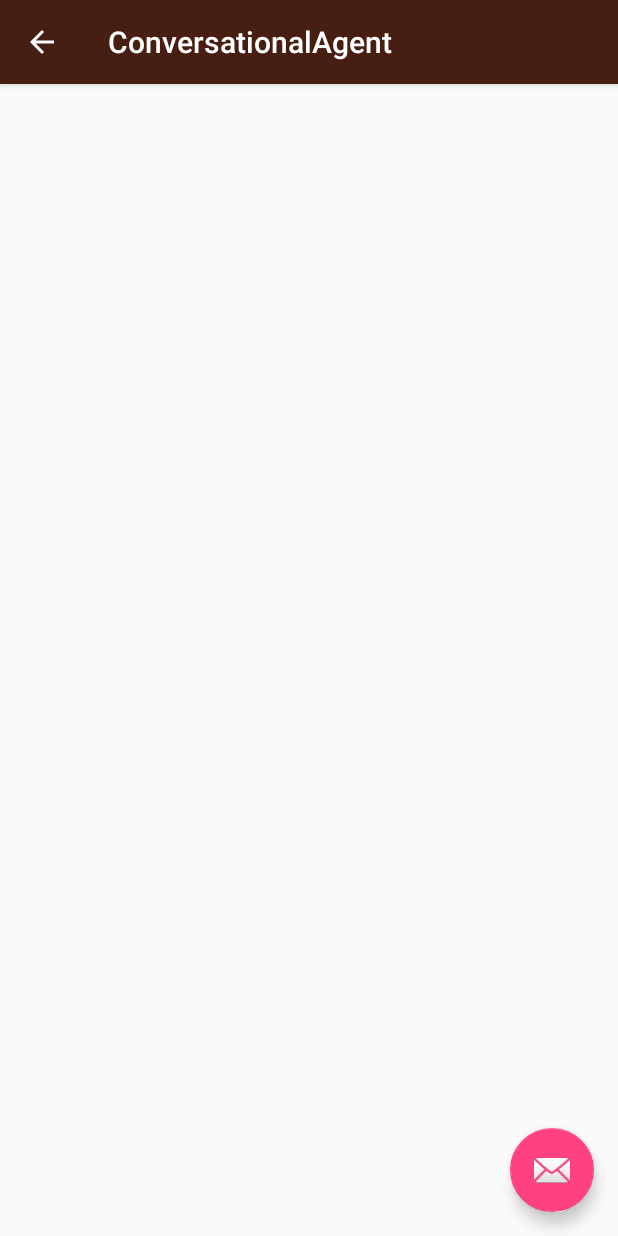
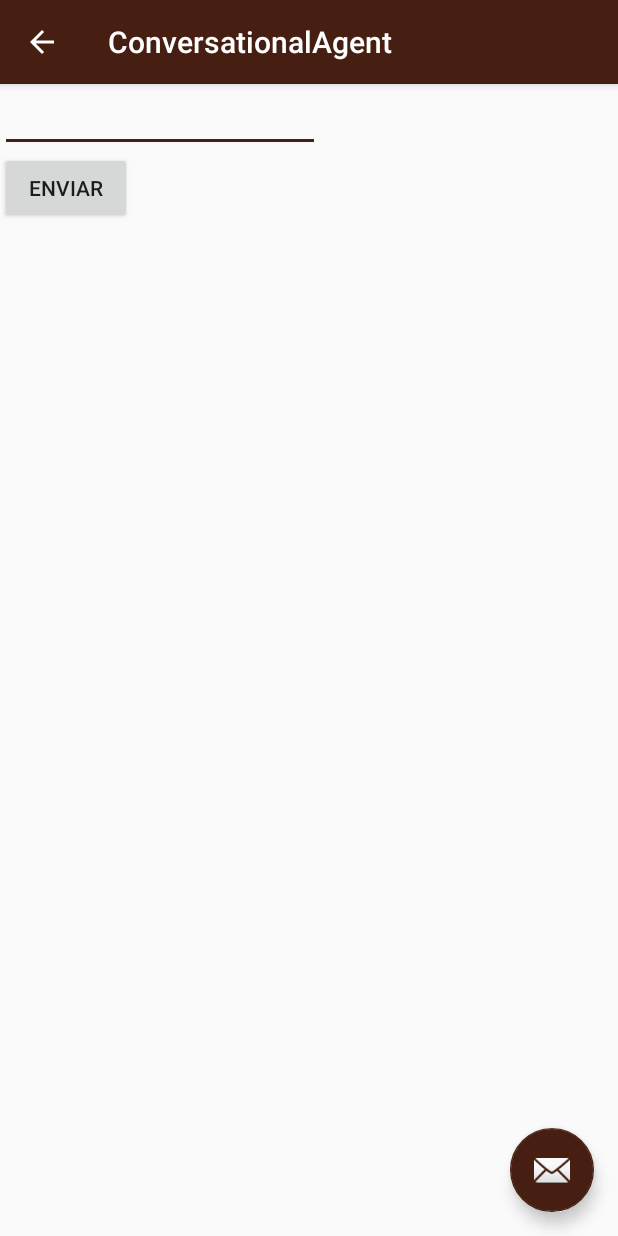
Before and after one commit to francaracuel/UGR-GII-CCIA-4-NPI-Nuevos_Paradigmas_de_Interaccion-17-18-Practicas, an Android app: the ConversationalAgentActivity screen opened directly, with no data from a screen before it, on a phone screen of 412 x 824 dp. Run offline under Robolectric (Android 15) with nearby library versions, the phone set to English and light mode, and no system bars; libraries missing offline, so code that uses them is left out: ai.api, ai.api.android, ai.api.model; 5 statements that could not run were skipped.

Commit message:
Añadido un EditText para probar el Agente

```diff
--- a/NPI-1718-jf/app/src/main/java/com/npi_jf/npi_1718_jf/ConversationalAgentActivity.java
+++ b/NPI-1718-jf/app/src/main/java/com/npi_jf/npi_1718_jf/ConversationalAgentActivity.java
@@ -23,6 +23,7 @@ import android.support.design.widget.Snackbar;
 import android.support.v7.app.AppCompatActivity;
 import android.support.v7.widget.Toolbar;
 import android.view.View;
+import android.widget.EditText;
 import android.widget.Toast;
 
 public class ConversationalAgentActivity extends AppCompatActivity implements TaskCompleted{
@@ -63,7 +64,7 @@ public class ConversationalAgentActivity extends AppCompatActivity implements Ta
         // BORRAR DE AQUI
         // Cuando se quiera enviar una petición al Agente se hace a través de la siguiente instrucción.
         // La respuesta se recibe en el método onTaskComplete(String)
-        ca.execQuery("Hello");
+        //ca.execQuery("Hi");
         ////////////////////////////////////////////////////////////////////////////////////////////
 
     }
@@ -83,4 +84,14 @@ public class ConversationalAgentActivity extends AppCompatActivity implements Ta
         toast.show();
 
     }
+
+    public void query(View view){
+
+        EditText text = (EditText)findViewById(R.id.query);
+        String value = text.getText().toString();
+
+        ca.execQuery(value);
+
+    }
+
 }
--- a/NPI-1718-jf/app/src/main/res/layout/content_conversational_agent.xml
+++ b/NPI-1718-jf/app/src/main/res/layout/content_conversational_agent.xml
@@ -8,4 +8,30 @@
     tools:context="com.npi_jf.npi_1718_jf.ConversationalAgentActivity"
     tools:showIn="@layout/activity_conversational_agent">
 
+    <LinearLayout
+        android:layout_width="368dp"
+        android:layout_height="495dp"
+        android:orientation="vertical"
+        tools:layout_editor_absoluteY="8dp"
+        tools:layout_editor_absoluteX="8dp">
+
+        <EditText
+            android:id="@+id/query"
+            android:layout_width="wrap_content"
+            android:layout_height="wrap_content"
+            android:ems="10"
+            android:inputType="textPersonName"
+            tools:layout_editor_absoluteX="-57dp"
+            tools:layout_editor_absoluteY="41dp" />
+
+        <Button
+            android:id="@+id/button"
+            android:layout_width="wrap_content"
+            android:layout_height="wrap_content"
+            android:onClick="query"
+            android:text="Enviar"
+            tools:layout_editor_absoluteX="-26dp"
+            tools:layout_editor_absoluteY="120dp" />
+
+    </LinearLayout>
 </android.support.constraint.ConstraintLayout>
--- a/NPI-1718-jf/app/src/main/res/values/styles.xml
+++ b/NPI-1718-jf/app/src/main/res/values/styles.xml
@@ -5,7 +5,7 @@
         <!-- Customize your theme here. -->
         <item name="colorPrimary">#471f12</item>
         <item name="colorPrimaryDark">#471f12</item>
-        <item name="colorAccent">@color/colorAccent</item>
+        <item name="colorAccent">#471f12</item>
     </style>
 
     <style name="AppTheme.NoActionBar">
```
Also changed, not shown: 1 other file.
